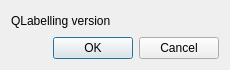
Before: the Qt Designer form qt/QLabellingAbout.ui in oliviertournaire/QLabelling, drawn with Qt 5.
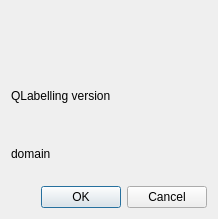
After: the same form once the commit is applied. Icons and pictures are not drawn.

Commit message: About dialog

```diff
--- a/qt/QLabellingAbout.ui
+++ b/qt/QLabellingAbout.ui
@@ -6,19 +6,42 @@
    <rect>
     <x>0</x>
     <y>0</y>
-    <width>230</width>
-    <height>70</height>
+    <width>218</width>
+    <height>219</height>
    </rect>
   </property>
   <property name="windowTitle">
    <string>About QLabelling</string>
   </property>
   <layout class="QVBoxLayout" name="verticalLayout">
+   <item>
+    <widget class="QLabel" name="label">
+     <property name="text">
+      <string/>
+     </property>
+     <property name="pixmap">
+      <pixmap resource="../rc/RessourcesQLabelling.qrc">:/QLabelling/logo_imagine_small.png</pixmap>
+     </property>
+    </widget>
+   </item>
    <item>
     <widget class="QLabel" name="_labelVersion">
      <property name="text">
       <string>QLabelling version </string>
      </property>
+     <property name="openExternalLinks">
+      <bool>false</bool>
+     </property>
+    </widget>
+   </item>
+   <item>
+    <widget class="QLabel" name="_labelDomain">
+     <property name="text">
+      <string>domain</string>
+     </property>
+     <property name="openExternalLinks">
+      <bool>true</bool>
+     </property>
     </widget>
    </item>
    <item>
```
Left out of the diff: 11 changed lines with no effect on the pictures. The commit also changes 3 other files.
